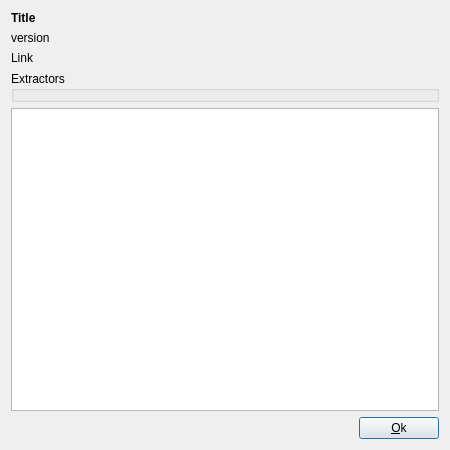
Before: the Qt Designer form src/dialogs/streamdialog.ui in setvisible/ArrowDL, drawn with Qt 5.
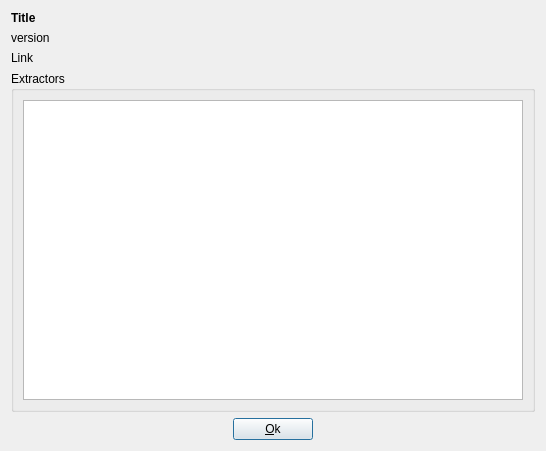
After: the same form once the commit is applied.

The edit to the form file:
```diff
--- a/src/dialogs/streamdialog.ui
+++ b/src/dialogs/streamdialog.ui
@@ -6,8 +6,8 @@
    <rect>
     <x>0</x>
     <y>0</y>
-    <width>450</width>
-    <height>450</height>
+    <width>538</width>
+    <height>441</height>
    </rect>
   </property>
   <property name="windowTitle">
@@ -56,14 +56,20 @@
      <property name="title">
       <string>Extractors</string>
      </property>
-     <property name="flat">
-      <bool>true</bool>
-     </property>
+     <layout class="QVBoxLayout" name="verticalLayout_3">
+      <item>
+       <widget class="QPlainTextEdit" name="plainTextEdit">
+        <property name="minimumSize">
+         <size>
+          <width>500</width>
+          <height>300</height>
+         </size>
+        </property>
+       </widget>
+      </item>
+     </layout>
     </widget>
    </item>
-   <item>
-    <widget class="QPlainTextEdit" name="plainTextEdit"/>
-   </item>
    <item>
     <layout class="QHBoxLayout" name="buttonBox">
      <item>
@@ -73,7 +79,7 @@
        </property>
        <property name="sizeHint" stdset="0">
         <size>
-         <width>40</width>
+         <width>150</width>
          <height>20</height>
         </size>
        </property>
@@ -89,6 +95,19 @@
        </property>
       </widget>
      </item>
+     <item>
+      <spacer name="horizontalSpacer_2">
+       <property name="orientation">
+        <enum>Qt::Horizontal</enum>
+       </property>
+       <property name="sizeHint" stdset="0">
+        <size>
+         <width>150</width>
+         <height>20</height>
+        </size>
+       </property>
+      </spacer>
+     </item>
     </layout>
    </item>
   </layout>
```
